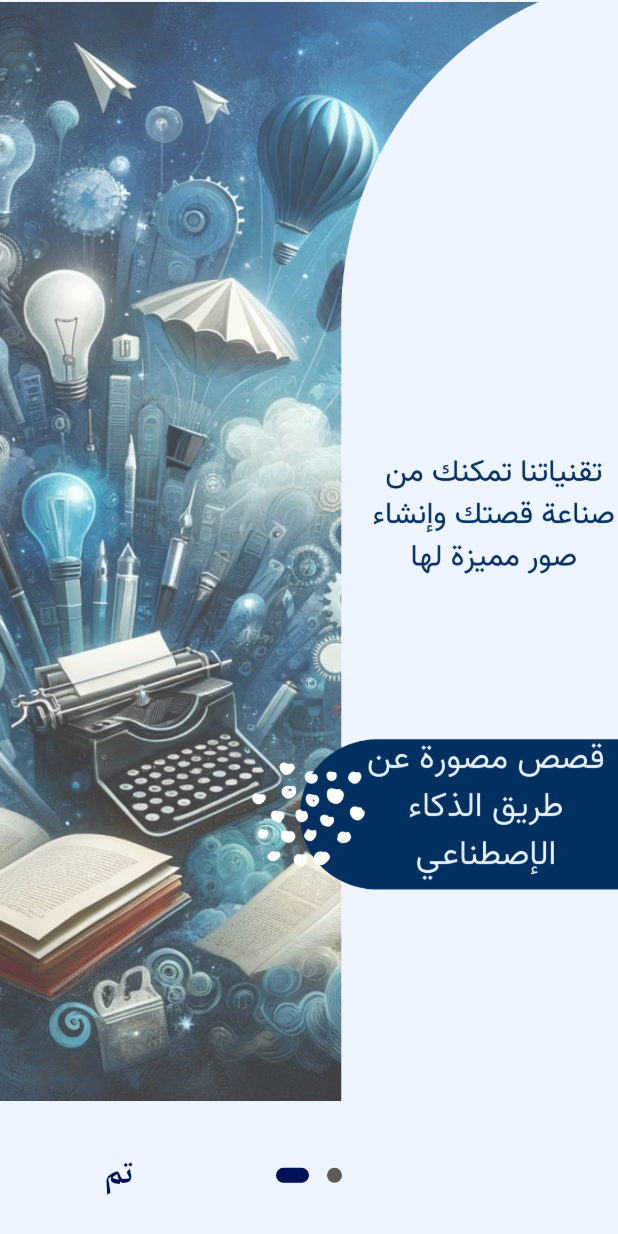
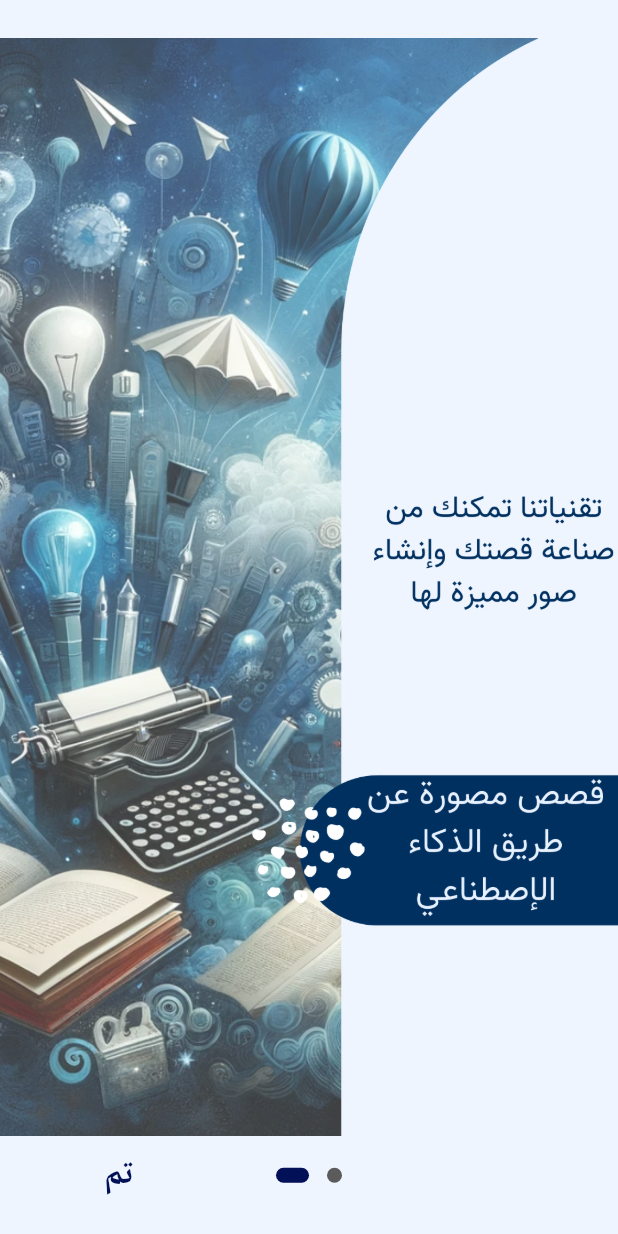
Before and after one commit to Lujain-M02/2023-GP1-6, a Flutter app: the screen it shows after launch, swiped to page 2, on a phone screen of 412 x 824 dp. Run offline on Flutter 3.47's test engine with Material 3 defaults, Android fonts, the phone set to English and light mode, and no system bars; drawn by our look-alikes of introduction_screen; our stand-ins replace animate_do, animated_text_kit, cloud_firestore, firebase_auth, firebase_core, font_awesome_flutter and 2 more; accounts and stored records are empty.

Commit message:
fixing the position

```diff
--- a/your_story/lib/pages/on_boarding.dart
+++ b/your_story/lib/pages/on_boarding.dart
@@ -33,6 +33,7 @@ class OnBoarding extends StatelessWidget {
       body: "",
       image: Image.asset('assets/onboarding22.png'),
       decoration: PageDecoration(
+        imagePadding: EdgeInsets.all(0.1),
         pageColor: const Color.fromARGB(255, 238, 245, 255),
         imageFlex: 120,
         // titleTextStyle: TextStyle(
```
